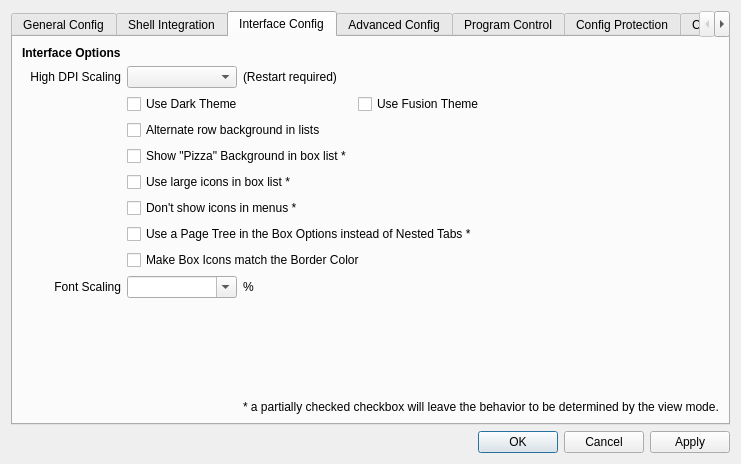
sandboxie-plus/Sandboxie, file SandboxiePlus/SandMan/Forms/SettingsWindow.ui: the form before one commit.
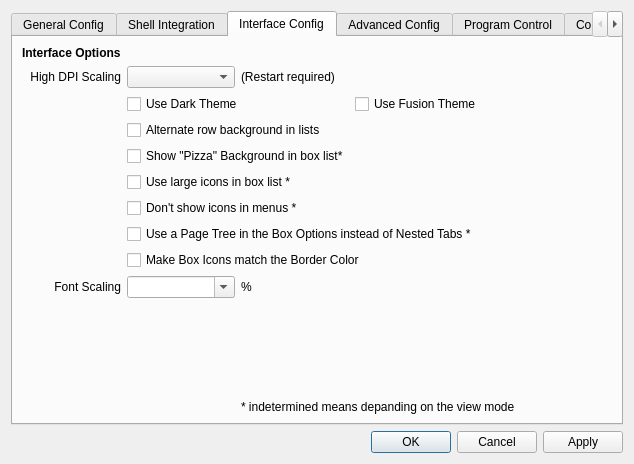
The form after the commit. The open tabs and pages were chosen to show the change. Icons and pictures are not drawn.

```diff
--- a/SandboxiePlus/SandMan/Forms/SettingsWindow.ui
+++ b/SandboxiePlus/SandMan/Forms/SettingsWindow.ui
@@ -456,7 +456,7 @@
            <item row="4" column="1" colspan="2">
             <widget class="QCheckBox" name="chkBackground">
              <property name="text">
-              <string>Show &quot;Pizza&quot; Background in box list *</string>
+              <string>Show &quot;Pizza&quot; Background in box list*</string>
              </property>
              <property name="tristate">
               <bool>true</bool>
@@ -466,7 +466,7 @@
            <item row="11" column="2" colspan="2">
             <widget class="QLabel" name="label_11">
              <property name="text">
-              <string>* a partially checked checkbox will leave the behavior to be determined by the view mode.</string>
+              <string>* indetermined means depanding on the view mode</string>
              </property>
             </widget>
            </item>
@@ -1225,11 +1225,15 @@
       </widget>
      </item>
      <item>
-      <widget class="QDialogButtonBox" name="buttonBox">
-       <property name="standardButtons">
-        <set>QDialogButtonBox::Apply|QDialogButtonBox::Cancel|QDialogButtonBox::Ok</set>
-       </property>
-      </widget>
+      <layout class="QHBoxLayout" name="horizontalLayout">
+       <item>
+        <widget class="QDialogButtonBox" name="buttonBox">
+         <property name="standardButtons">
+          <set>QDialogButtonBox::Apply|QDialogButtonBox::Cancel|QDialogButtonBox::Ok</set>
+         </property>
+        </widget>
+       </item>
+      </layout>
      </item>
     </layout>
    </item>
```
Left out of the diff: 200 changed lines with no effect on the pictures.
